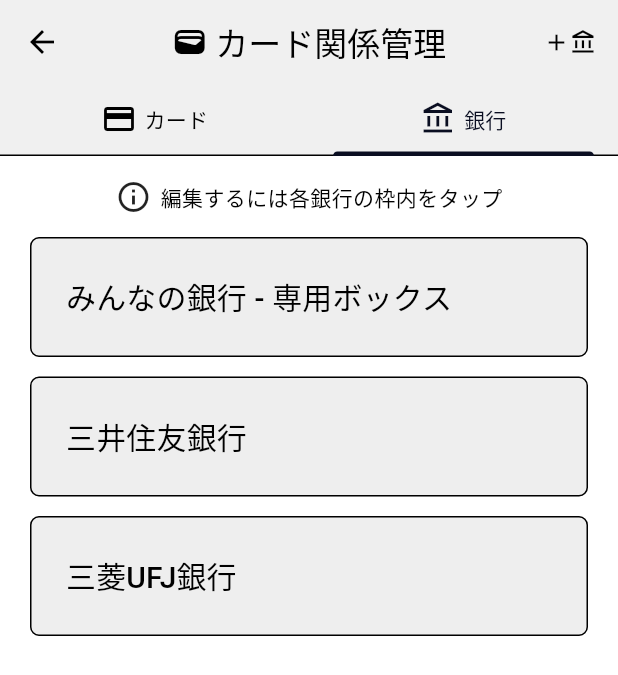
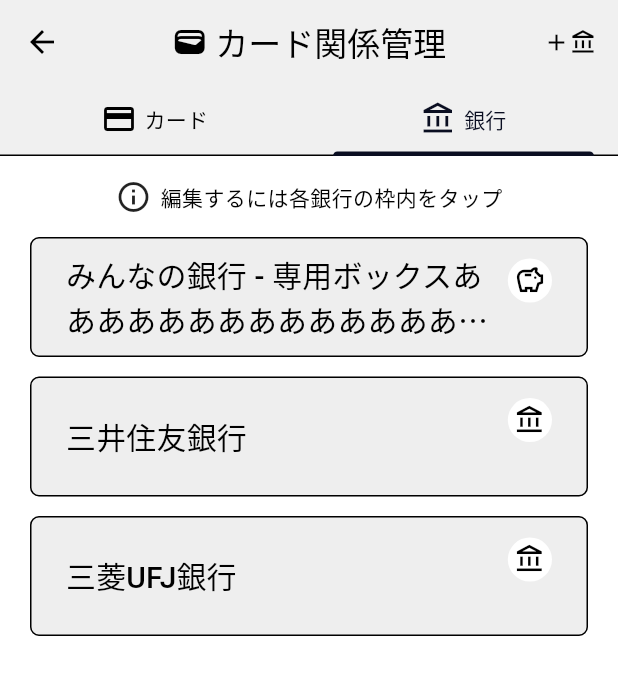
Before and after one commit to laughtaone/creeasy, a Flutter app: the CardManagePage screen opened directly, tab 2 chosen, on a phone screen of 412 x 824 dp. Shown: the top 675 px of the screen. Run offline on Flutter 3.47's test engine with Material 3 defaults, Android fonts, the phone set to English and light mode, and no system bars; our stand-ins replace auto_size_text, font_awesome_flutter, settings_ui; Roboto replaces fonts that are missing (MPlus1p).

Commit message:
完了：登録済み銀行タイルのUI

```diff
--- a/lib/card_manage/card_manage.dart
+++ b/lib/card_manage/card_manage.dart
@@ -159,13 +159,9 @@ class _CardManagePageState extends State<CardManagePage>
                       ],
                     ),
                   ),
-                  CardManageBankTile(bank_name: 'みんなの銀行 - 専用ボックス'),
-                  CardManageBankTile(
-                    bank_name: '三井住友銀行',
-                  ),
-                  CardManageBankTile(
-                    bank_name: '三菱UFJ銀行',
-                  ),
+                  CardManageBankTile(recvBankName: 'みんなの銀行 - 専用ボックスああああああああああああああああああああああああああああああああ', recvBankType: 1),
+                  CardManageBankTile(recvBankName: '三井住友銀行'),
+                  CardManageBankTile(recvBankName: '三菱UFJ銀行'),
                 ],
               ),
             )
--- a/lib/card_manage/card_manage_bank-tile.dart
+++ b/lib/card_manage/card_manage_bank-tile.dart
@@ -5,13 +5,16 @@ import 'package:creeasy/card_manage/change_bank/change_bank.dart';
 
 
 class CardManageBankTile extends StatelessWidget {
-  const CardManageBankTile({
-    required this.bank_name,
+  final String recvBankName; // 銀行名
+  final int recvBankType;    // 銀行のタイプ(0:通常・1:貯蓄ボックス)
+
+  CardManageBankTile({
+    required this.recvBankName,
+    this.recvBankType = 0
   });
 
-  final String bank_name; // 銀行名
 
-  // final String formatted_return_rate = formatReturnRate(return_rate);
+
 
   @override
   Widget build(BuildContext context) {
@@ -23,7 +26,7 @@ class CardManageBankTile extends StatelessWidget {
             context,
             MaterialPageRoute(
               builder: (context) => ChangeBankPage(
-                selectedBankName: bank_name,
+                selectedBankName: recvBankName,
               ),
               fullscreenDialog: true,
             ),
@@ -37,23 +40,45 @@ class CardManageBankTile extends StatelessWidget {
           ),
           fixedSize: Size.fromHeight(80)
         ),
-        child: Align(
-          alignment: Alignment.centerLeft,
-          child: Column(
-            crossAxisAlignment: CrossAxisAlignment.start,
-            mainAxisAlignment: MainAxisAlignment.center,
-            children: [
-              Row(
-                mainAxisAlignment: MainAxisAlignment.spaceBetween,
+        child: Row(
+          mainAxisAlignment: MainAxisAlignment.spaceBetween,
+          children: [
+            Flexible(
+              flex: 10,
+              child: Column(
+                mainAxisAlignment: MainAxisAlignment.center,
                 children: [
                   Text(
-                    bank_name,
+                    recvBankName,
                     style: TextStyle(color: Colors.black, fontSize: 20),
+                    maxLines: 2,
+                    overflow: TextOverflow.ellipsis,
                   ),
                 ],
               ),
-            ],
-          ),
+            ),
+            Flexible(
+              flex: 1,
+              child: Column(
+                mainAxisAlignment: MainAxisAlignment.start,
+                children: [
+                  Container(
+                    margin: EdgeInsets.only(top: 13),
+                    child: Container(
+                      width: 32,
+                      height: 32,
+                      child: Icon(
+                        (recvBankType==0) ? Icons.account_balance_outlined : Icons.savings_outlined,
+                        size: 21,
+                        color: (recvBankType==0 || recvBankType==1) ? Colors.black : Colors.white
+                      ),
+                      decoration: const BoxDecoration(shape: BoxShape.circle, color: Colors.white),
+                    ),
+                  ),
+                ],
+              ),
+            )
+          ],
         ),
       ),
     );
```
